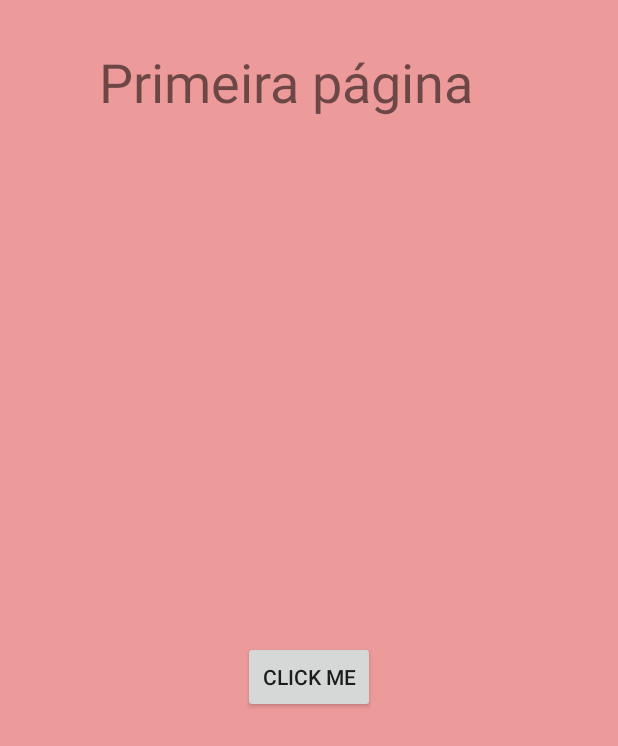
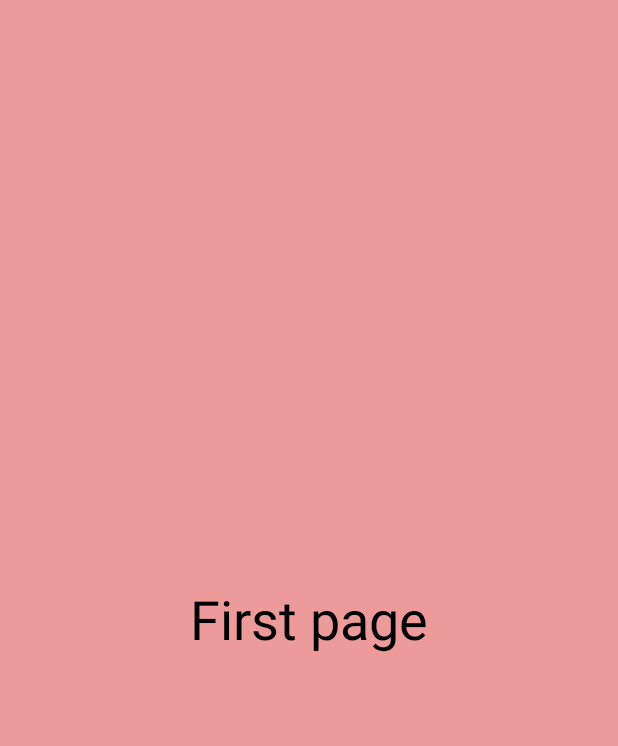
Before and after one commit to yoruwitch/Use-Academy, an Android app: the fragment FirstPagerFragment shown on its own in the app's theme, on a phone screen of 412 x 824 dp. Shown: the top 746 px of the screen. Run offline under Robolectric (Android 15) with nearby library versions, the phone set to English and light mode, and no system bars.

Commit message:
Changing some configs on Toolbar project

```diff
--- a/ToolbarAndNav/app/src/main/java/com/example/toolbarandnav/FirstPagerFragment.kt
+++ b/ToolbarAndNav/app/src/main/java/com/example/toolbarandnav/FirstPagerFragment.kt
@@ -8,14 +8,10 @@ import androidx.fragment.app.Fragment
 
 class FirstPagerFragment : Fragment() {
 
-
     override fun onCreateView(
         inflater: LayoutInflater, container: ViewGroup?,
         savedInstanceState: Bundle?
     ): View? {
-        // Inflate the layout for this fragment
         return inflater.inflate(R.layout.fragment_first_pager, container, false)
     }
-
-
 }
--- a/ToolbarAndNav/app/src/main/java/com/example/toolbarandnav/SecondActivity.kt
+++ b/ToolbarAndNav/app/src/main/java/com/example/toolbarandnav/SecondActivity.kt
@@ -22,6 +22,8 @@ class SecondActivity : AppCompatActivity() {
         setViewPager()
     }
 
+    // Function to return to previous page on the menu bar:::
+
     override fun onOptionsItemSelected(item: MenuItem): Boolean {
         when (item.itemId) {
             android.R.id.home -> {
@@ -32,11 +34,11 @@ class SecondActivity : AppCompatActivity() {
         return super.onOptionsItemSelected(item)
     }
 
+    // Default android function to set the ViewPager bar on the host activity that shows
+    // the fragments inside of it:::
 
     private fun setViewPager() {
-
         binding.viewPager.adapter = ViewPagerAdapter(this)
-
 
         TabLayoutMediator(binding.tabLayout, binding.viewPager) { tab, position ->
             tab.text = "Page $position"
--- a/ToolbarAndNav/app/src/main/java/com/example/toolbarandnav/ViewPagerAdapter.kt
+++ b/ToolbarAndNav/app/src/main/java/com/example/toolbarandnav/ViewPagerAdapter.kt
@@ -4,9 +4,9 @@ import androidx.fragment.app.Fragment
 import androidx.fragment.app.FragmentActivity
 import androidx.viewpager2.adapter.FragmentStateAdapter
 
-class ViewPagerAdapter (
+class ViewPagerAdapter(
     fragment: FragmentActivity
-        ):FragmentStateAdapter(fragment) {
+) : FragmentStateAdapter(fragment) {
 
     //counting how many pages there are:::
 
@@ -17,7 +17,7 @@ class ViewPagerAdapter (
     //creating fragments to use:::
 
     override fun createFragment(position: Int): Fragment {
-        return when(position) {
+        return when (position) {
             0 -> {
                 FirstPagerFragment()
             }
--- a/ToolbarAndNav/app/src/main/res/layout/fragment_first_pager.xml
+++ b/ToolbarAndNav/app/src/main/res/layout/fragment_first_pager.xml
@@ -8,26 +8,15 @@
     tools:context=".SecondPagerFragment">
 
     <TextView
-        android:id="@+id/textView"
+        android:id="@+id/title_vp_1"
         android:layout_width="wrap_content"
         android:layout_height="wrap_content"
-        android:text="Primeira página"
+        android:text="@string/first_page"
+        android:textColor="@color/black"
         android:textSize="36sp"
         app:layout_constraintBottom_toBottomOf="parent"
         app:layout_constraintEnd_toEndOf="parent"
-        app:layout_constraintHorizontal_bias="0.405"
         app:layout_constraintStart_toStartOf="parent"
         app:layout_constraintTop_toTopOf="parent"
-        app:layout_constraintVertical_bias="0.039" />
-
-    <Button
-        android:id="@+id/btn_vp_1"
-        android:layout_width="wrap_content"
-        android:layout_height="wrap_content"
-        android:text="Click me"
-        app:layout_constraintBottom_toBottomOf="parent"
-        app:layout_constraintEnd_toEndOf="parent"
-        app:layout_constraintStart_toStartOf="parent"
-        app:layout_constraintTop_toBottomOf="@+id/textView" />
-
+    />
 </androidx.constraintlayout.widget.ConstraintLayout>
--- a/ToolbarAndNav/app/src/main/res/layout/fragment_second_pager.xml
+++ b/ToolbarAndNav/app/src/main/res/layout/fragment_second_pager.xml
@@ -11,7 +11,8 @@
         android:layout_width="wrap_content"
         android:layout_height="wrap_content"
         android:textSize="36sp"
-        android:text="Segunda página"
+        android:textColor="@color/black"
+        android:text="@string/second_page"
         app:layout_constraintBottom_toBottomOf="parent"
         app:layout_constraintEnd_toEndOf="parent"
         app:layout_constraintStart_toStartOf="parent"
--- a/ToolbarAndNav/app/src/main/res/values/strings.xml
+++ b/ToolbarAndNav/app/src/main/res/values/strings.xml
@@ -2,4 +2,6 @@
     <string name="app_name">ToolbarAndNav</string>
     <!-- TODO: Remove or change this placeholder text -->
     <string name="hello_blank_fragment">Hello blank fragment</string>
+    <string name="first_page">First page</string>
+    <string name="second_page">Second Page</string>
 </resources>
```
